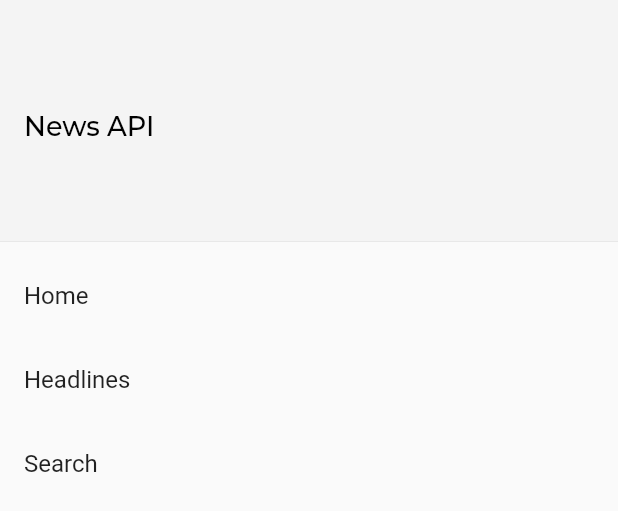
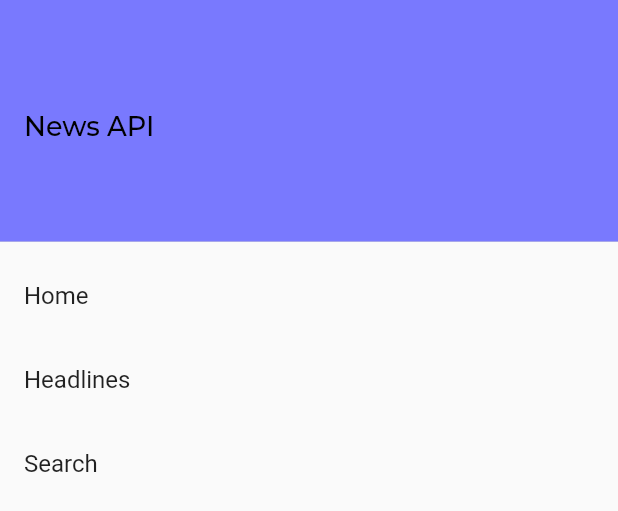
Before and after one commit to amarahamed/News_API_Flutter, a Flutter app: the DrawerListView widget shown alone on an empty page, opened directly, on a phone screen of 412 x 824 dp. Shown: the top 511 px of the screen. Run offline on Flutter 3.47's test engine with Material 2 defaults, Android fonts, the phone set to English and light mode, and no system bars; our stand-ins replace flutter_spinkit; network calls fail.

Commit message:
change place holder image 404 image, drawer update

```diff
--- a/lib/screens/loading_screen.dart
+++ b/lib/screens/loading_screen.dart
@@ -84,12 +84,12 @@ class _LoadingScreenState extends State<LoadingScreen> {
   @override
   Widget build(BuildContext context) {
     return Scaffold(
-      backgroundColor: Colors.grey,
+      backgroundColor: const Color(0xFF5555FF).withAlpha(200),
       key: _scaffoldKey,
       body: const Center(
         child: SpinKitWave(
           color: Colors.white,
-          size: 50.0,
+          size: 40.0,
         ),
       ),
     );
--- a/lib/services/networker.dart
+++ b/lib/services/networker.dart
@@ -25,9 +25,10 @@ class Networker {
       int index = 0;
       for (var x in decodedData["articles"]) {
         final http.Response imgResponse = await http.get(Uri.parse(x["image"]));
-        if (imgResponse.statusCode == 404) {
+        if (imgResponse.statusCode >= 400 && imgResponse.statusCode < 500) {
+          print("Image Not found");
           decodedData["articles"][index]["image"] =
-              "https://www.androkit.com/wp-content/uploads/2022/06/404-Page-Not-Found.webp";
+              "https://img.freepik.com/free-vector/404-error-with-person-looking-concept-illustration_114360-7912.jpg?w=1380&t=st=1698894274~exp=1698894874~hmac=6a69fb5708cf041b94fce103ff93e7664983f688aaad53137d4dc5ba2a61e883";
         }
         index++;
       }
--- a/lib/utilities/drawer_listview.dart
+++ b/lib/utilities/drawer_listview.dart
@@ -15,8 +15,8 @@ class DrawerListView extends StatelessWidget {
       padding: EdgeInsets.zero,
       children: [
         DrawerHeader(
-          decoration: const BoxDecoration(
-            color: kPrimaryBackgroundColor,
+          decoration: BoxDecoration(
+            color: const Color(0xFF5555FF).withAlpha(200),
           ),
           child: Align(
             alignment: Alignment.centerLeft,
```
